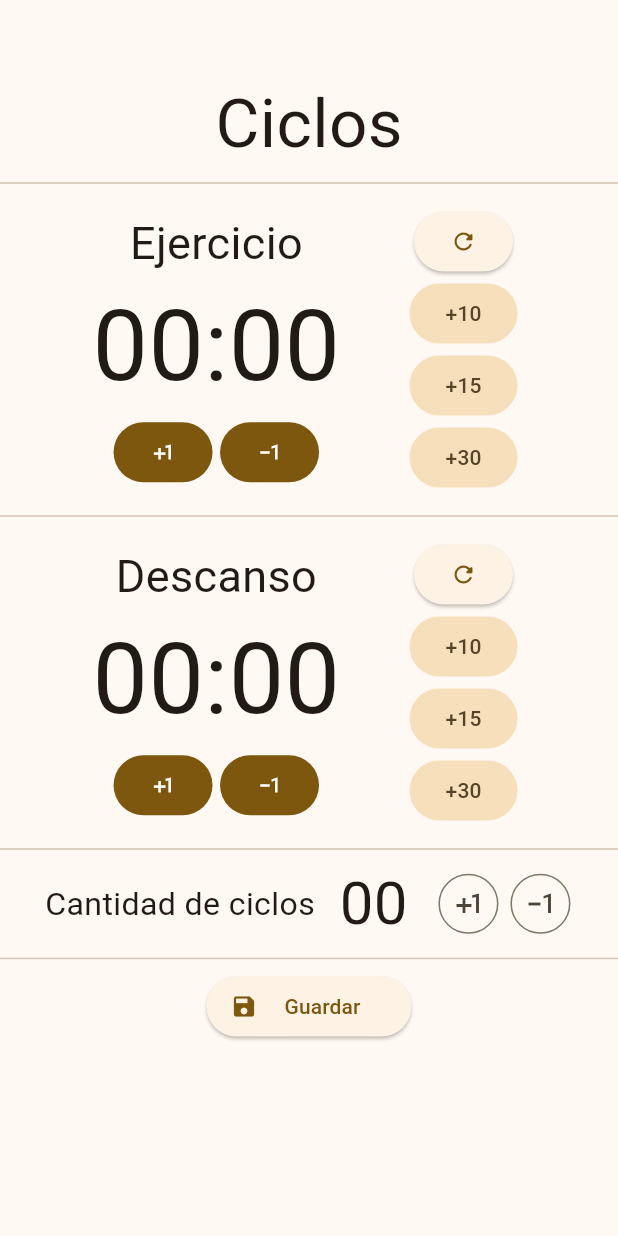
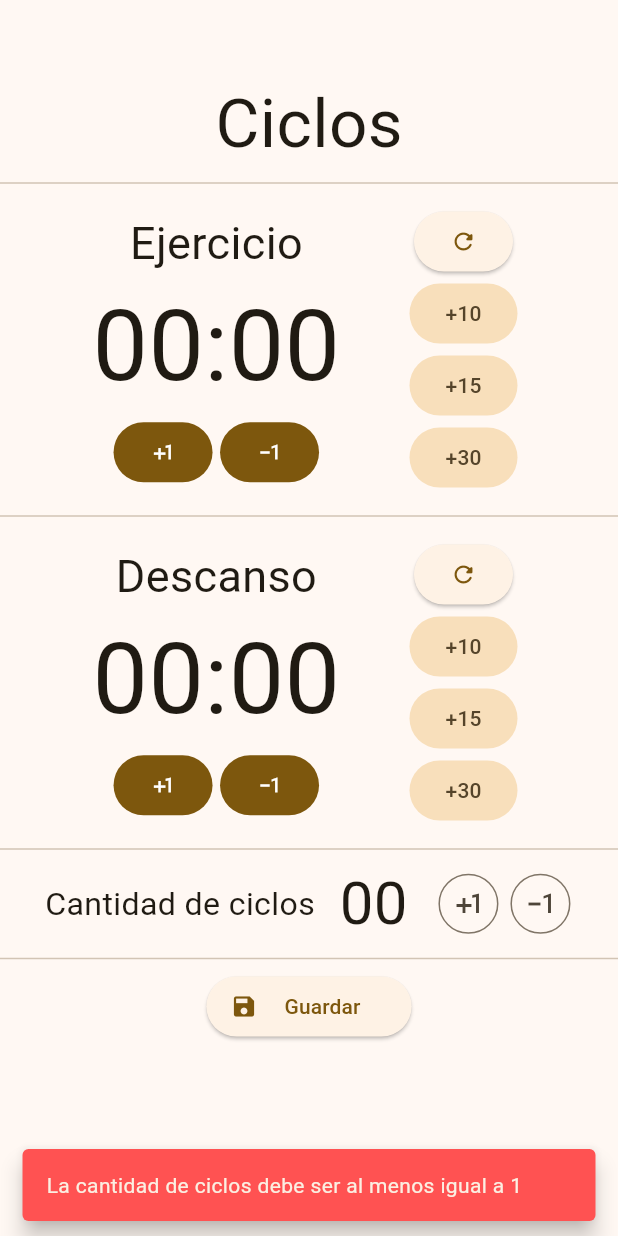
Before and after one commit to edunickdev/cronoApp, a Flutter app: the CiclesScreen widget shown alone on an empty page, opened directly, after a tap on the "plus one" icon, after a tap on the "exposure minus 1" icon, after a tap on "Guardar", on a phone screen of 412 x 824 dp. Run offline on Flutter 3.47's test engine with Material 3 defaults, Android fonts, the phone set to English and light mode, and no system bars; our stand-ins replace flutter_riverpod, go_router, sqflite; accounts and stored records are empty.

Commit message:
update conexiones db

```diff
--- a/cronoapp/lib/config/storage/chrono_db.dart
+++ b/cronoapp/lib/config/storage/chrono_db.dart
@@ -10,7 +10,7 @@ class DB {
         onCreate: (db, version) {
       return db.execute('''
           CREATE TABLE $tableName (
-            id INTEGER PRIMARY KEY,
+            id INTEGER PRIMARY KEY AUTO INCREMENT,
             title TEXT,
             exerciseDurationTime TEXT,
             breakDurationTime TEXT,
--- a/cronoapp/lib/config/storage/storage_functions.dart
+++ b/cronoapp/lib/config/storage/storage_functions.dart
@@ -1,20 +1,20 @@
+import 'package:cronoapp/config/helpers/Cycles/cycle_functions.dart';
 import 'package:cronoapp/config/storage/chrono_db.dart';
 import 'package:cronoapp/domain/entities/person_model.dart';
 import 'package:cronoapp/providers.dart';
+import 'package:cronoapp/widgets/Cycles/section_widget.dart';
 import 'package:flutter_riverpod/flutter_riverpod.dart';
 
-void savePersonConfig(WidgetRef ref) async {
+Future<String> savePersonConfig(WidgetRef ref) async {
   final currentMinutesE = ref.watch(minsExercise);
   final currentSecondsE = ref.watch(secsExercise);
   final currentMinutesB = ref.watch(minsBreak);
   final currentsecondsB = ref.watch(secsBreak);
   final currentCycles = ref.watch(cyclesAmount);
 
-  if (currentCycles > 0 && currentMinutesE != "00" ||
-      currentSecondsE != "00" ||
-      currentMinutesB != "00" ||
-      currentsecondsB != "00") {
-
+  if (currentCycles != 0) {
+    if (currentMinutesE != "00" || currentSecondsE != "00") {
+      if (currentsecondsB != "00" || currentMinutesB != "00") {
         final newData = PersonConfig(
           id: 1,
           title: "title",
@@ -22,10 +22,16 @@ void savePersonConfig(WidgetRef ref) async {
           breakDurationTime: "$currentMinutesB:$currentsecondsB",
           cycles: currentCycles,
         );
-
-    final response = await DB.addConfig(newData);
-    print(response);
+        await DB.addConfig(newData);
+        resetTimers(ref, MyOptions.all);
+        return "Se realizo registro correctamente ${newData.title}";
       } else {
-    print("oh no, no fue posible guardar base de datos");
+        return "Faltan datos en Descanso";
+      }
+    } else {
+      return "Faltan datos en Ejercicio";
+    }
+  } else {
+    return "La cantidad de ciclos debe ser al menos igual a 1";
   }
 }
--- a/cronoapp/lib/domain/entities/person_model.dart
+++ b/cronoapp/lib/domain/entities/person_model.dart
@@ -3,7 +3,7 @@ class PersonConfig {
   final String title;
   final String exerciseDurationTime;
   final String breakDurationTime;
-  final int    cycles;
+  final int cycles;
 
   PersonConfig({
     required this.id,
--- a/cronoapp/lib/main.dart
+++ b/cronoapp/lib/main.dart
@@ -27,12 +27,6 @@ class MyApp extends ConsumerWidget {
       home: Scaffold(
         body: screens[currentScreen],
         bottomNavigationBar: const CustomNavBarWidget(),
-        floatingActionButton: currentScreen == 1
-            ? FloatingActionButton(
-                onPressed: () {},
-                child: const Icon(Icons.keyboard_double_arrow_up_rounded))
-            : null,
-        floatingActionButtonLocation: FloatingActionButtonLocation.centerFloat,
       ),
     );
   }
--- a/cronoapp/lib/presentation/screens/cicles_screen.dart
+++ b/cronoapp/lib/presentation/screens/cicles_screen.dart
@@ -11,6 +11,22 @@ class CiclesScreen extends ConsumerWidget {
 
   @override
   Widget build(BuildContext context, WidgetRef ref) {
+    Future<SnackBar> resultSnackbar() async {
+      final response = await savePersonConfig(ref);
+
+      final snackResponse = SnackBar(
+        behavior: SnackBarBehavior.floating,
+        content: Text(response),
+        duration: const Duration(milliseconds: 1200),
+        backgroundColor: response.contains("ciclo") ||
+                response.contains("ejercicio") ||
+                response.contains("descanso")
+            ? Colors.redAccent
+            : Colors.green[400],
+      );
+
+      return snackResponse;
+    }
 
     return LayoutBuilder(
       builder: (context, constraints) {
@@ -30,7 +46,10 @@ class CiclesScreen extends ConsumerWidget {
               CiclesSectionConfigWidget(myConstrains: constraints),
               const Divider(),
               ElevatedButton.icon(
-                onPressed: () => savePersonConfig(ref),
+                onPressed: () {
+                  resultSnackbar().then((snackbar) =>
+                      {ScaffoldMessenger.of(context).showSnackBar(snackbar)});
+                },
                 icon: const Icon(Icons.save),
                 label: const Padding(
                   padding: EdgeInsets.symmetric(horizontal: 10, vertical: 5),
--- a/cronoapp/lib/widgets/Cycles/section_widget.dart
+++ b/cronoapp/lib/widgets/Cycles/section_widget.dart
@@ -3,7 +3,7 @@ import 'package:cronoapp/providers.dart';
 import 'package:flutter/material.dart';
 import 'package:flutter_riverpod/flutter_riverpod.dart';
 
-enum MyOptions { exercise, breaks }
+enum MyOptions { exercise, breaks, all }
 
 class SectionCyclesWidget extends ConsumerWidget {
   final BoxConstraints myConstrains;
```
Also changed, not shown: cronoapp/lib/config/helpers/Cycles/cycle_functions.dart (+9 -3 lines). Lines whose indentation alone changed are shown as unchanged.
